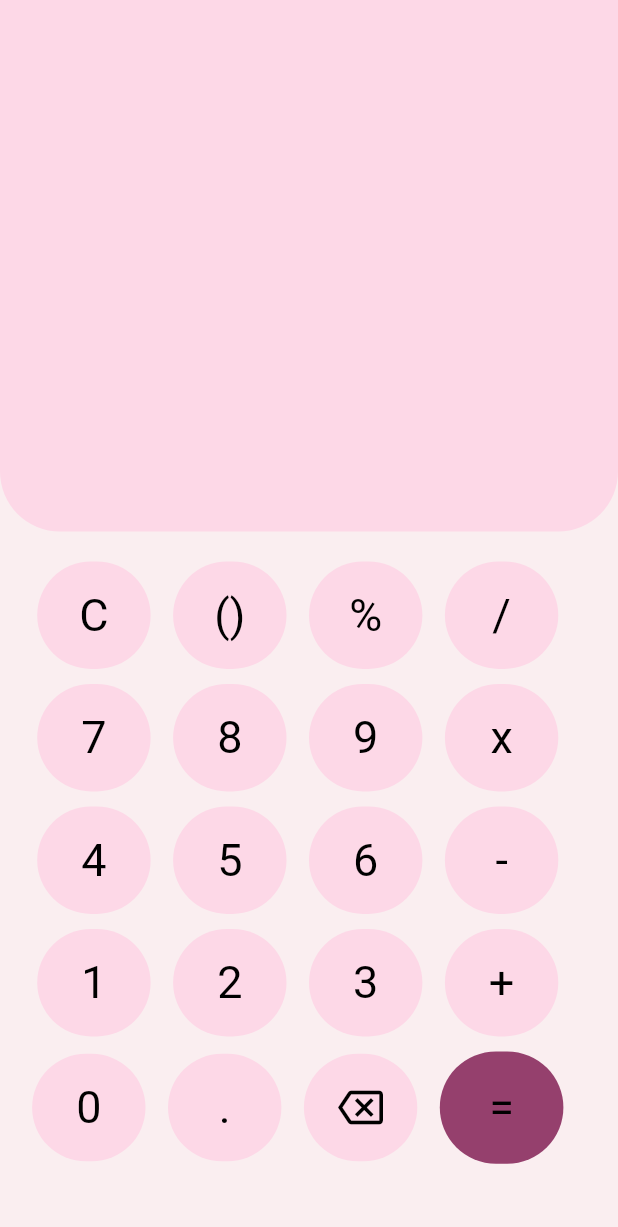
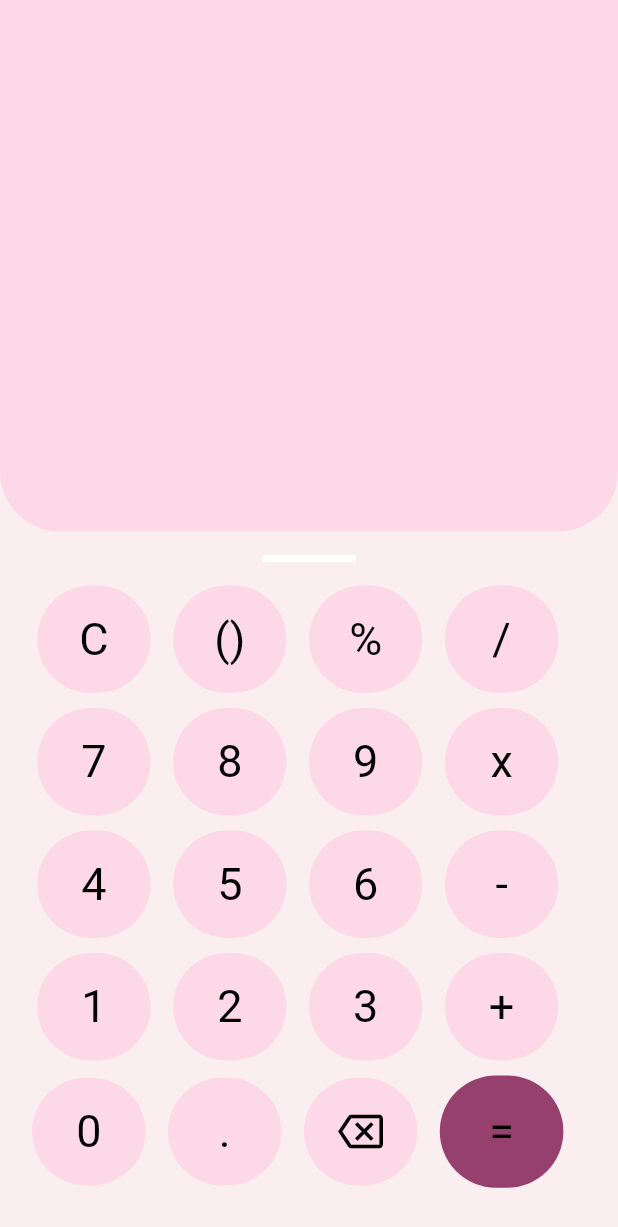
Before and after one commit to abhixv/A12CalculatorUI, a Flutter app: the screen it shows after launch, on a phone screen of 412 x 824 dp. Shown: the top 1227 px of the screen. Run offline on Flutter 3.47's test engine with Material 2 defaults, Android fonts, the phone set to English and light mode, and no system bars; our stand-ins replace google_fonts, math_expressions.

Commit message:
Added Divider

```diff
--- a/lib/pages/home_page.dart
+++ b/lib/pages/home_page.dart
@@ -88,6 +88,13 @@ class _HomePageState extends State<HomePage> {
               ),
               SizedBox(
                 height: 10,
+              ),
+              Padding(
+                padding: const EdgeInsets.symmetric(horizontal: 175),
+                child: Divider(
+                  color: Colors.white,
+                  thickness: 5,
+                ),
               ),
               Container(
                 width: MediaQuery.of(context).size.width,
```
Also changed, not shown: pubspec.lock.
